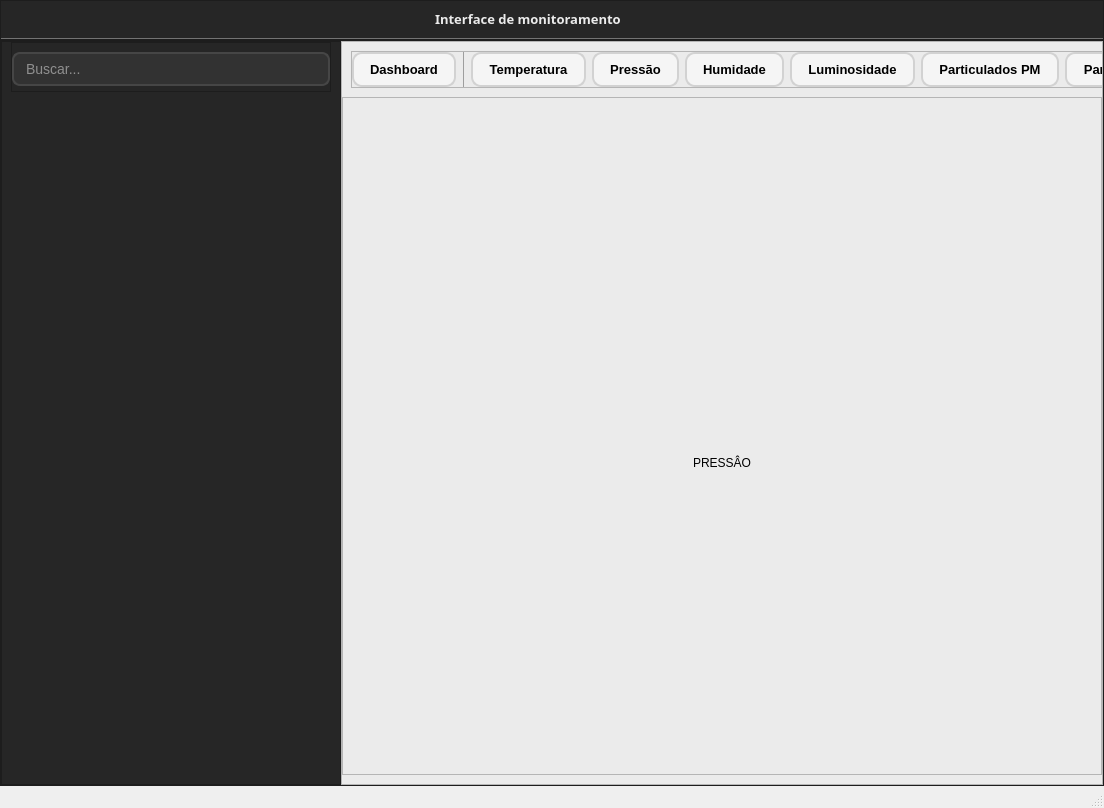
Qt form interface_qt/ui/interface.ui (lucas-velocini-repo/IT-Estacao_Meteorologica) before a commit.
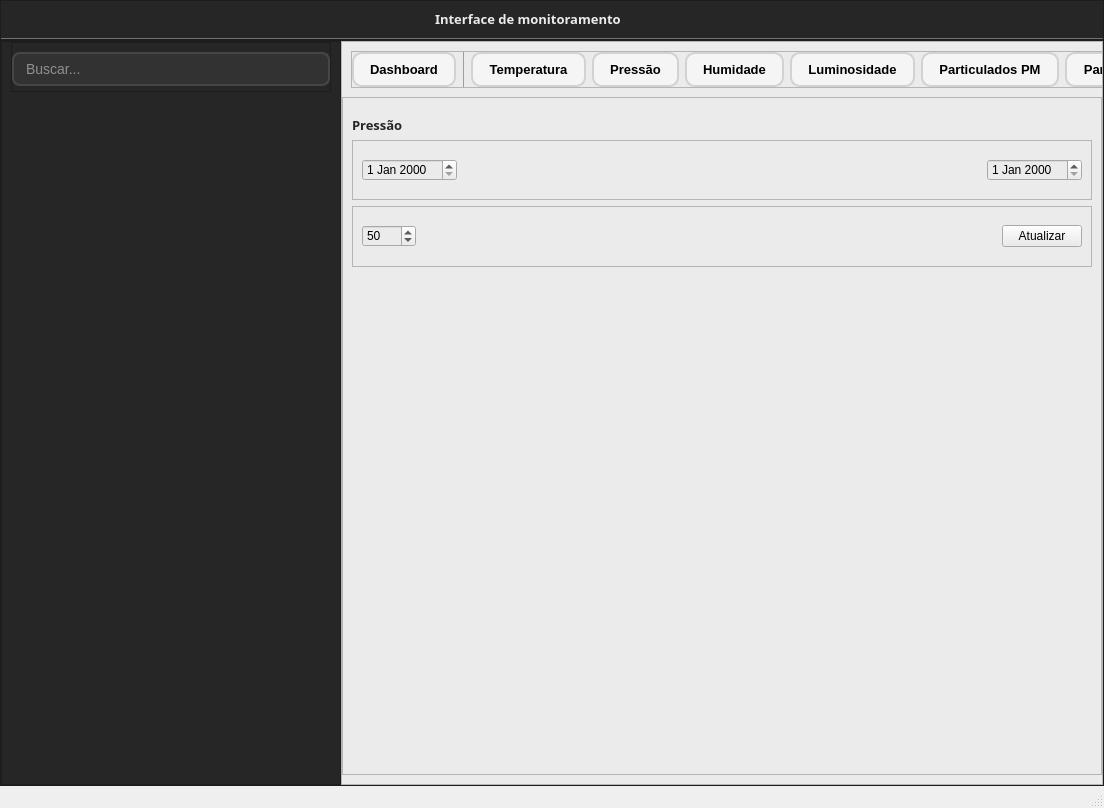
The same form after that commit. The open tabs and pages were chosen to show the change. Icons and pictures are not drawn. Custom widgets are drawn as their Qt base class.

Commit message: Atualização nos requerimentos da interface, nova rota no servidor para GET /timeseries para montar os graficos da interface, interface com graficos já conectados aos dados do servidor, diversas melhorias na interface

```diff
--- a/interface_qt/ui/interface.ui
+++ b/interface_qt/ui/interface.ui
@@ -674,19 +674,105 @@
                 </widget>
                </widget>
                <widget class="QWidget" name="pagePressao">
-                <widget class="QLabel" name="label_3">
-                 <property name="geometry">
-                  <rect>
-                   <x>350</x>
-                   <y>320</y>
-                   <width>121</width>
-                   <height>71</height>
-                  </rect>
-                 </property>
-                 <property name="text">
-                  <string>PRESSÂO</string>
-                 </property>
-                </widget>
+                <layout class="QVBoxLayout" name="verticalLayout_9" stretch="0,1,1,8">
+                 <item>
+                  <widget class="QLabel" name="lblPressaoPage">
+                   <property name="font">
+                    <font>
+                     <family>Segoe UI Black</family>
+                     <pointsize>10</pointsize>
+                     <weight>75</weight>
+                     <bold>true</bold>
+                    </font>
+                   </property>
+                   <property name="styleSheet">
+                    <string notr="true">color: rgb(38, 38, 38)</string>
+                   </property>
+                   <property name="text">
+                    <string>Pressão</string>
+                   </property>
+                  </widget>
+                 </item>
+                 <item>
+                  <widget class="QFrame" name="frmPressaoDatas">
+                   <property name="frameShape">
+                    <enum>QFrame::StyledPanel</enum>
+                   </property>
+                   <property name="frameShadow">
+                    <enum>QFrame::Raised</enum>
+                   </property>
+                   <layout class="QHBoxLayout" name="horizontalLayout_7">
+                    <item>
+                     <widget class="QDateEdit" name="dataPressaoInicio"/>
+                    </item>
+                    <item>
+                     <spacer name="horizontalSpacer_5">
+                      <property name="orientation">
+                       <enum>Qt::Horizontal</enum>
+                      </property>
+                      <property name="sizeHint" stdset="0">
+                       <size>
+                        <width>515</width>
+                        <height>20</height>
+                       </size>
+                      </property>
+                     </spacer>
+                    </item>
+                    <item>
+                     <widget class="QDateEdit" name="dataPressaoFim"/>
+                    </item>
+                   </layout>
+                  </widget>
+                 </item>
+                 <item>
+                  <widget class="QFrame" name="frmPresaoPontos">
+                   <property name="frameShape">
+                    <enum>QFrame::StyledPanel</enum>
+                   </property>
+                   <property name="frameShadow">
+                    <enum>QFrame::Raised</enum>
+                   </property>
+                   <layout class="QHBoxLayout" name="horizontalLayout_12">
+                    <item>
+                     <widget class="QSpinBox" name="spinPressaoPontos">
+                      <property name="maximum">
+                       <number>1000</number>
+                      </property>
+                      <property name="singleStep">
+                       <number>5</number>
+                      </property>
+                      <property name="value">
+                       <number>50</number>
+                      </property>
+                     </widget>
+                    </item>
+                    <item>
+                     <spacer name="horizontalSpacer_10">
+                      <property name="orientation">
+                       <enum>Qt::Horizontal</enum>
+                      </property>
+                      <property name="sizeHint" stdset="0">
+                       <size>
+                        <width>550</width>
+                        <height>20</height>
+                       </size>
+                      </property>
+                     </spacer>
+                    </item>
+                    <item>
+                     <widget class="QPushButton" name="btnPressaoAtualizar">
+                      <property name="text">
+                       <string>Atualizar</string>
+                      </property>
+                     </widget>
+                    </item>
+                   </layout>
+                  </widget>
+                 </item>
+                 <item>
+                  <widget class="PlotWidget" name="graficoPressao" native="true"/>
+                 </item>
+                </layout>
                </widget>
                <widget class="QWidget" name="pageHumidade">
                 <widget class="QLabel" name="label_4">
```
Left out of the diff: 632 changed lines with no effect on the pictures. The commit also changes 3 other files.
